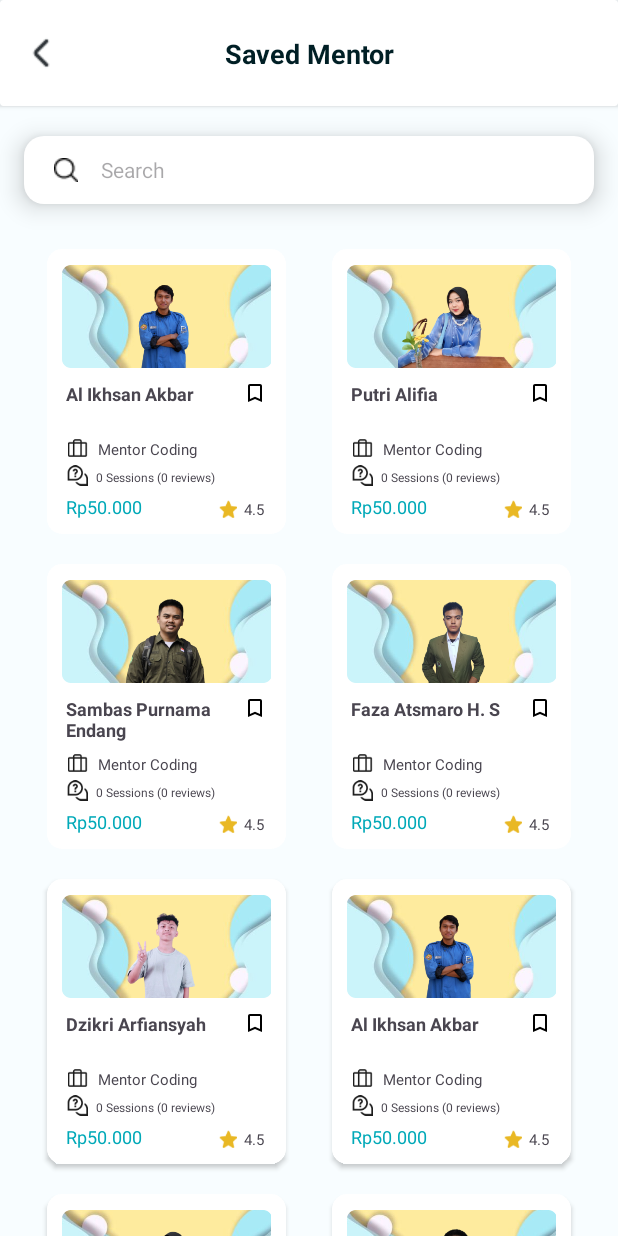
After one commit to kimber-ly/Mentorify, an Android app: the Profile_SavedMentor screen opened directly, with no data from a screen before it, on a phone screen of 412 x 824 dp. The commit adds this screen. Run offline under Robolectric (Android 15) with nearby library versions, the phone set to English and light mode, and no system bars.

Commit message:
page edit_profile, saved_mentor, init transaction_history page

```diff
--- a/app/src/main/AndroidManifest.xml
+++ b/app/src/main/AndroidManifest.xml
@@ -12,6 +12,12 @@
         android:supportsRtl="true"
         android:theme="@style/Theme.Mentorify"
         tools:targetApi="31">
+        <activity
+            android:name=".Profile_RiwayatTransaksi"
+            android:exported="false" />
+        <activity
+            android:name=".Profile_SavedMentor"
+            android:exported="false" />
         <activity
             android:name=".AvaibilityCheckActivity"
             android:exported="false" />
--- /dev/null
+++ b/app/src/main/java/com/example/mentorify/Adapter/MentorCardAdapter.kt
@@ -0,0 +1,49 @@
+package com.example.mentorify.Adapter
+
+import android.view.LayoutInflater
+import android.view.View
+import android.view.ViewGroup
+import android.widget.ImageView
+import android.widget.TextView
+import androidx.recyclerview.widget.RecyclerView
+import com.example.mentorify.Models.MentorCardModel
+import com.example.mentorify.R
+
+
+class MentorCardAdapter(
+    var items : List<MentorCardModel>,
+    var listener : AdapterListener
+): RecyclerView.Adapter<MentorCardAdapter.ViewHolder>(){
+
+    class ViewHolder(itemView : View) : RecyclerView.ViewHolder(itemView){
+        val image = itemView.findViewById<ImageView>(R.id.image_mentor_card)
+        val name = itemView.findViewById<TextView>(R.id.name_mentor_card)
+        val occasion = itemView.findViewById<TextView>(R.id.occasion_mentor_card)
+        val price = itemView.findViewById<TextView>(R.id.price_mentor_card)
+
+    }
+
+    override fun onCreateViewHolder(parent: ViewGroup, viewType: Int) = ViewHolder(
+        LayoutInflater.from(parent.context).inflate(R.layout.mentor_card, parent, false)
+    )
+
+    override fun getItemCount(): Int = items.size
+
+    override fun onBindViewHolder(holder: ViewHolder, position: Int) {
+        val item = items[position]
+
+        holder.image.setImageResource(item.image)
+        holder.name.text = item.name
+        holder.occasion.text = item.occasion
+        holder.price.text = item.price
+
+        holder.itemView.setOnClickListener{
+            listener.onClick(item)
+        }
+    }
+
+    interface AdapterListener {
+        fun onClick(mentor : MentorCardModel)
+    }
+
+}
--- /dev/null
+++ b/app/src/main/java/com/example/mentorify/Models/MentorCardModel.kt
@@ -0,0 +1,9 @@
+package com.example.mentorify.Models
+
+data class MentorCardModel(
+    val image : Int,
+    val name : String,
+    val occasion : String,
+    val price : String
+
+)
--- /dev/null
+++ b/app/src/main/java/com/example/mentorify/Profile_SavedMentor.kt
@@ -0,0 +1,60 @@
+package com.example.mentorify
+
+import android.annotation.SuppressLint
+import androidx.appcompat.app.AppCompatActivity
+import android.os.Bundle
+import android.widget.ImageView
+import android.widget.Toast
+import androidx.recyclerview.widget.RecyclerView
+import com.example.mentorify.Adapter.MentorCardAdapter
+import com.example.mentorify.Adapter.PopulerSearchPage
+import com.example.mentorify.Models.MentorCardModel
+import com.example.mentorify.Models.SearchPagePopularModel
+
+class Profile_SavedMentor : AppCompatActivity() {
+    lateinit var list_mentor : RecyclerView
+    lateinit var backBtn : ImageView
+    @SuppressLint("MissingInflatedId")
+    override fun onCreate(savedInstanceState: Bundle?) {
+        super.onCreate(savedInstanceState)
+        setContentView(R.layout.activity_profile_saved_mentor)
+
+        list_mentor = findViewById<RecyclerView>(R.id.list_mentor_savedmentor)
+        list_mentor.adapter = Mentors
+
+        backBtn = findViewById<ImageView>(R.id.back_btn_savedmentor)
+        backBtn.setOnClickListener {
+            Toast.makeText(this@Profile_SavedMentor, "this is back button", Toast.LENGTH_LONG).show()
+        }
+    }
+
+    private val Mentors by lazy {
+
+        val items = listOf<MentorCardModel>(
+            MentorCardModel(R.drawable.card_orang5, "Al Ikhsan Akbar", "Mentor Coding", "Rp50.000"),
+            MentorCardModel(R.drawable.card_orang7, "Putri Alifia", "Mentor Coding", "Rp50.000"),
+            MentorCardModel(R.drawable.card_orang6, "Sambas Purnama Endang", "Mentor Coding", "Rp50.000"),
+            MentorCardModel(R.drawable.card_orang4, "Faza Atsmaro H. S", "Mentor Coding", "Rp50.000"),
+            MentorCardModel(R.drawable.carddzikri, "Dzikri Arfiansyah", "Mentor Coding", "Rp50.000"),
+            MentorCardModel(R.drawable.card_orang5, "Al Ikhsan Akbar", "Mentor Coding", "Rp50.000"),
+            MentorCardModel(R.drawable.card_orang7, "Putri Alifia", "Mentor Coding", "Rp50.000"),
+            MentorCardModel(R.drawable.card_orang6, "Sambas Purnama Endang", "Mentor Coding", "Rp50.000"),
+            MentorCardModel(R.drawable.card_orang4, "Faza Atsmaro H.S", "Mentor Coding", "Rp50.000"),
+            MentorCardModel(R.drawable.carddzikri, "Dzikri Arfiansyah", "Mentor Coding", "Rp50.000"),
+            MentorCardModel(R.drawable.card_orang5, "Al Ikhsan Akbar", "Mentor Coding", "Rp50.000"),
+            MentorCardModel(R.drawable.card_orang7, "Putri Alifia", "Mentor Coding", "Rp50.000"),
+            MentorCardModel(R.drawable.card_orang6, "Sambas Purnama Endang", "Mentor Coding", "Rp50.000"),
+            MentorCardModel(R.drawable.card_orang4, "Faza Atsmaro H.S", "Mentor Coding", "Rp50.000"),
+            MentorCardModel(R.drawable.carddzikri, "Dzikri Arfiansyah", "Mentor Coding", "Rp50.000")
+
+        )
+
+       MentorCardAdapter(items, object : MentorCardAdapter.AdapterListener{
+            override fun onClick(mentor: MentorCardModel) {
+                Toast.makeText(this@Profile_SavedMentor, "test!", Toast.LENGTH_LONG).show()
+            }
+        })
+
+
+    }
+}
--- /dev/null
+++ b/app/src/main/res/layout/activity_profile_saved_mentor.xml
@@ -0,0 +1,100 @@
+<?xml version="1.0" encoding="utf-8"?>
+<androidx.constraintlayout.widget.ConstraintLayout xmlns:android="http://schemas.android.com/apk/res/android"
+    xmlns:app="http://schemas.android.com/apk/res-auto"
+    xmlns:tools="http://schemas.android.com/tools"
+    android:layout_width="match_parent"
+    android:layout_height="match_parent"
+    tools:context=".Profile_SavedMentor">
+
+    <androidx.cardview.widget.CardView
+        android:id="@+id/title_bar_savedmentor"
+        android:layout_width="match_parent"
+        app:layout_constraintTop_toTopOf="parent"
+        app:layout_constraintStart_toStartOf="parent"
+        app:layout_constraintEnd_toEndOf="parent"
+        android:elevation="15dp"
+        android:layout_height="wrap_content">
+
+        <androidx.constraintlayout.widget.ConstraintLayout
+            android:layout_width="match_parent"
+            android:layout_height="wrap_content">
+
+            <ImageView
+                android:id="@+id/back_btn_savedmentor"
+                android:layout_width="wrap_content"
+                android:layout_height="wrap_content"
+                android:src="@drawable/left_arrow"
+                android:background="@drawable/back_btn_ripple"
+                android:layout_marginStart="6dp"
+                android:layout_marginTop="10dp"
+                android:layout_marginBottom="10dp"
+                android:padding="13dp"
+                android:paddingStart="10dp"
+                app:layout_constraintBottom_toBottomOf="parent"
+                app:layout_constraintTop_toTopOf="parent"
+                app:layout_constraintStart_toStartOf="parent"/>
+
+            <TextView
+                android:id="@+id/title1_datadiripage"
+                android:layout_width="wrap_content"
+                android:layout_height="wrap_content"
+                android:text="Saved Mentor"
+                android:textColor="@color/md_theme_dark_background"
+                android:textSize="18dp"
+                android:textStyle="bold"
+                app:layout_constraintBottom_toBottomOf="@id/back_btn_savedmentor"
+                app:layout_constraintEnd_toEndOf="parent"
+                app:layout_constraintHorizontal_bias="0.393"
+                app:layout_constraintStart_toEndOf="@id/back_btn_savedmentor"
+                app:layout_constraintTop_toTopOf="@id/back_btn_savedmentor"
+                />
+        </androidx.constraintlayout.widget.ConstraintLayout>
+    </androidx.cardview.widget.CardView>
+
+    <EditText
+        android:id="@+id/search_box_savedmentor"
+        android:layout_width="0dp"
+        android:layout_height="45dp"
+        android:layout_marginHorizontal="16dp"
+        android:layout_marginTop="20dp"
+        android:layout_marginBottom="50dp"
+        android:background="@drawable/search_background"
+        android:drawableStart="@drawable/search_icon_magnify"
+        android:drawablePadding="15dp"
+        android:ems="10"
+        android:hint="Search"
+        android:inputType="text"
+        android:paddingStart="20dp"
+        android:textColor="@color/md_theme_dark_background"
+        android:textSize="14sp"
+        android:elevation="10dp"
+        app:layout_constraintTop_toBottomOf="@id/title_bar_savedmentor"
+        app:layout_constraintStart_toStartOf="parent"
+        app:layout_constraintEnd_toEndOf="parent"
+         />
+
+    <androidx.recyclerview.widget.RecyclerView
+        android:id="@+id/list_mentor_savedmentor"
+        android:layout_width="0dp"
+        android:layout_height="0dp"
+        android:layout_marginTop="20dp"
+        android:layout_marginHorizontal="16dp"
+        app:layoutManager="androidx.recyclerview.widget.GridLayoutManager"
+        app:spanCount="2"
+        tools:listitem="@layout/mentor_card"
+        app:layout_constraintTop_toBottomOf="@id/search_box_savedmentor"
+        app:layout_constraintStart_toStartOf="parent"
+        app:layout_constraintEnd_toEndOf="parent"
+        app:layout_constraintBottom_toBottomOf="parent"
+        />
+
+
+
+
+
+
+
+
+
+
+</androidx.constraintlayout.widget.ConstraintLayout>
--- a/app/src/main/res/layout/activity_search_page_section.xml
+++ b/app/src/main/res/layout/activity_search_page_section.xml
@@ -13,7 +13,7 @@
         android:padding="13dp"
         android:layout_marginTop="20dp"
         android:layout_marginStart="3dp"
-        android:src="@drawable/backbtn_icon_searchpage"
+        android:src="@drawable/left_arrow"
         android:background="@drawable/back_btn_ripple"
         app:layout_constraintTop_toTopOf="parent"
         app:layout_constraintBottom_toBottomOf="@id/search_box_searchpage"
@@ -31,7 +31,7 @@
         android:layout_marginBottom="50dp"
         android:background="@drawable/search_background"
         android:drawableStart="@drawable/search_icon_magnify"
-        android:drawablePadding="10dp"
+        android:drawablePadding="15dp"
         android:ems="10"
         android:hint="Search"
         android:inputType="text"
--- a/app/src/main/res/layout/category_list_searchpage.xml
+++ b/app/src/main/res/layout/category_list_searchpage.xml
@@ -15,8 +15,8 @@
 
         <ImageView
             android:id="@+id/icon_kategori_searchpage"
-            android:layout_width="wrap_content"
-            android:layout_height="wrap_content"
+            android:layout_width="50dp"
+            android:layout_height="50dp"
             android:padding="3dp"
             android:src="@drawable/icon_marketing"
             app:layout_constraintStart_toStartOf="parent"
--- a/app/src/main/res/layout/fragment_profile.xml
+++ b/app/src/main/res/layout/fragment_profile.xml
@@ -276,6 +276,7 @@
             tools:layout_editor_absoluteX="0dp">
 
             <LinearLayout
+                android:id="@+id/saved_btn_profile"
                 android:layout_width="match_parent"
                 android:layout_height="match_parent"
                 android:orientation="horizontal">
--- /dev/null
+++ b/app/src/main/res/layout/mentor_card.xml
@@ -0,0 +1,134 @@
+<?xml version="1.0" encoding="utf-8"?>
+<androidx.cardview.widget.CardView
+    xmlns:android="http://schemas.android.com/apk/res/android"
+    xmlns:tools="http://schemas.android.com/tools"
+    android:layout_width="wrap_content"
+    android:layout_height="190dp"
+    android:layout_marginHorizontal="15dp"
+    android:layout_marginVertical="10dp"
+    xmlns:app="http://schemas.android.com/apk/res-auto"
+    app:cardCornerRadius="10dp">
+
+    <androidx.constraintlayout.widget.ConstraintLayout
+        android:layout_width="match_parent"
+        android:layout_height="match_parent"
+        android:padding="10dp"
+        android:background="@drawable/category_list_searchpage_ripple">
+
+        <ImageView
+            android:id="@+id/image_mentor_card"
+            android:layout_width="140dp"
+            android:layout_height="70dp"
+            android:src="@drawable/card_orang5"
+            app:layout_constraintTop_toTopOf="parent"
+            app:layout_constraintStart_toStartOf="parent"
+            app:layout_constraintEnd_toEndOf="parent"/>
+
+        <TextView
+            android:id="@+id/name_mentor_card"
+            android:layout_width="115dp"
+            android:layout_height="wrap_content"
+            android:layout_marginTop="8dp"
+
+            android:text="Al Ikhsan Akbar"
+            android:textSize="12sp"
+            android:textStyle="bold|normal"
+            app:layout_constraintTop_toBottomOf="@id/image_mentor_card"
+            app:layout_constraintStart_toStartOf="@id/image_mentor_card"
+            app:layout_constraintEnd_toStartOf="@id/bookmark_icon_mentor_card"/>
+
+        <ImageView
+            android:id="@+id/bookmark_icon_mentor_card"
+            android:layout_width="16dp"
+            android:layout_height="16dp"
+            android:src="@drawable/baseline_bookmark_border_24"
+            app:layout_constraintEnd_toEndOf="parent"
+            app:layout_constraintHorizontal_bias="1.0"
+            app:layout_constraintStart_toEndOf="@id/name_mentor_card"
+            app:layout_constraintTop_toTopOf="@id/name_mentor_card" />
+
+        <ImageView
+            android:id="@+id/icon_occasion_mentor_card"
+            android:layout_width="16dp"
+            android:layout_height="16dp"
+            android:layout_marginBottom="3dp"
+            android:src="@drawable/icon_kerja"
+            app:layout_constraintBottom_toTopOf="@id/status_icon_mentor_card"
+            app:layout_constraintStart_toStartOf="@id/name_mentor_card" />
+
+        <TextView
+            android:id="@+id/occasion_mentor_card"
+            android:layout_marginTop="2dp"
+            android:layout_width="wrap_content"
+            android:layout_height="wrap_content"
+            android:text="Mentor Coding"
+            android:textSize="10sp"
+            android:layout_marginStart="5dp"
+            app:layout_constraintStart_toEndOf="@id/icon_occasion_mentor_card"
+            app:layout_constraintTop_toTopOf="@id/icon_occasion_mentor_card"/>
+
+        <ImageView
+            android:id="@+id/status_icon_mentor_card"
+            android:layout_width="14dp"
+            android:layout_height="14dp"
+            android:layout_marginBottom="5dp"
+            android:src="@drawable/icon_chat"
+            app:layout_constraintBottom_toTopOf="@id/price_mentor_card"
+            app:layout_constraintStart_toStartOf="@id/icon_occasion_mentor_card"
+            app:layout_constraintEnd_toEndOf="@id/icon_occasion_mentor_card"/>
+
+        <TextView
+            android:id="@+id/status_mentor_card"
+            android:layout_marginTop="2dp"
+            android:layout_width="wrap_content"
+            android:layout_height="wrap_content"
+            android:text="0 Sessions (0 reviews)"
+            android:textSize="8sp"
+            android:layout_marginStart="5dp"
+            app:layout_constraintStart_toEndOf="@id/status_icon_mentor_card"
+            app:layout_constraintTop_toTopOf="@id/status_icon_mentor_card"
+            app:layout_constraintBottom_toBottomOf="@id/status_icon_mentor_card"/>
+
+
+        <TextView
+            android:id="@+id/price_mentor_card"
+            android:layout_width="wrap_content"
+            android:layout_height="wrap_content"
+            android:layout_marginTop="10dp"
+            android:text="Rp.50.000"
+            android:textSize="12sp"
+            android:textStyle="normal"
+            android:textColor="@color/md_theme_light_primary"
+            app:layout_constraintStart_toStartOf="@id/name_mentor_card"
+            app:layout_constraintBottom_toBottomOf="parent"
+            />
+
+        <ImageView
+            android:id="@+id/star_icon_mentor_card"
+            android:layout_width="12dp"
+            android:layout_height="12dp"
+            android:layout_marginTop="4dp"
+            android:layout_marginStart="50dp"
+            android:src="@drawable/icon_bintang"
+            app:layout_constraintTop_toTopOf="@id/price_mentor_card"
+            app:layout_constraintStart_toEndOf="@id/price_mentor_card"
+            app:layout_constraintEnd_toStartOf="@id/rate_mentor_card"/>
+
+        <TextView
+            android:id="@+id/rate_mentor_card"
+            android:layout_width="wrap_content"
+            android:layout_height="wrap_content"
+            android:layout_marginStart="3dp"
+            android:text="4.5"
+            android:textSize="10sp"
+            android:textStyle="normal"
+            app:layout_constraintEnd_toEndOf="@id/bookmark_icon_mentor_card"
+            app:layout_constraintHorizontal_bias="0.981"
+            app:layout_constraintStart_toEndOf="@id/star_icon_mentor_card"
+            app:layout_constraintTop_toTopOf="@id/star_icon_mentor_card"
+            app:layout_constraintBottom_toBottomOf="@id/star_icon_mentor_card"/>
+
+    </androidx.constraintlayout.widget.ConstraintLayout>
+
+
+</androidx.cardview.widget.CardView>
--- /dev/null
+++ b/app/src/main/res/values/styles.xml
@@ -0,0 +1,11 @@
+<?xml version="1.0" encoding="utf-8"?>
+<resources>
+    <style name="MyDatePickerDialogTheme" parent="Theme.Material3.Light.Dialog">
+        <item name="android:headerBackground">@color/md_theme_light_primary</item>
+        <item name="android:colorAccent">@color/md_theme_light_primary</item>
+
+
+    </style>
+
+
+</resources>
--- a/app/src/main/res/values/themes.xml
+++ b/app/src/main/res/values/themes.xml
@@ -27,5 +27,9 @@
     <item name="colorSurfaceInverse">@color/md_theme_light_inverseSurface</item>
     <item name="colorPrimaryInverse">@color/md_theme_light_inversePrimary</item>
     <item name="android:windowIsTranslucent">true</item>
+    <item name="android:datePickerDialogTheme">@style/MyDatePickerDialogTheme</item>
+
 </style>
+
+
 </resources>
```
Also changed, not shown: app/src/main/java/com/example/mentorify/ProfileFragment.kt (+16 -13 lines), app/src/main/java/com/example/mentorify/Profile_EditDataDiri.kt (+43 -0 lines), app/src/main/java/com/example/mentorify/Profile_RiwayatTransaksi.kt (added, +11 -0 lines), app/src/main/res/layout/activity_profile_edit_data_diri.xml (+32 -9 lines), app/src/main/res/layout/activity_profile_riwayat_transaksi.xml (added, +91 -0 lines), app/src/main/res/drawable/search_icon_magnify.png.
